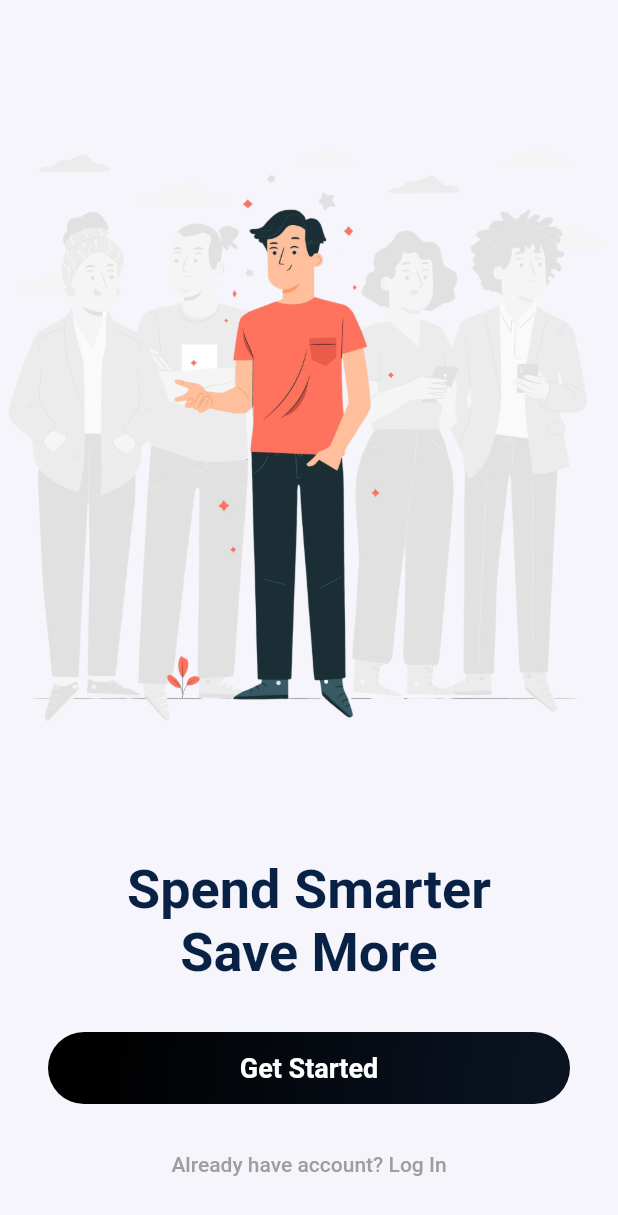
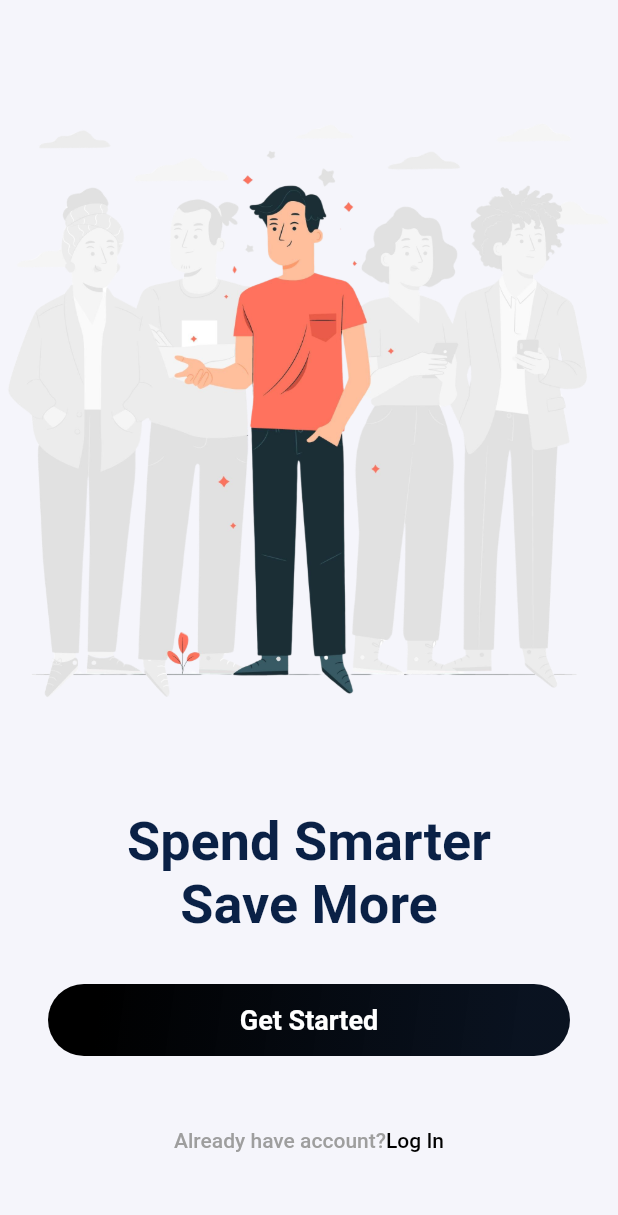
Before and after one commit to lucasmargui/flutter-project-mystocks, a Flutter app: the screen it shows after launch, on a phone screen of 412 x 824 dp. Shown: the top 1215 px of the screen. Run offline on Flutter 3.47's test engine with Material 2 defaults, Android fonts, the phone set to English and light mode, and no system bars.

Commit message:
Criação do multi_text_button

```diff
--- /dev/null
+++ b/lib/common/widgets/multi_text_button.dart
@@ -0,0 +1,24 @@
+// ignore_for_file: unnecessary_null_comparison, prefer_const_constructors, prefer_const_literals_to_create_immutables
+
+import 'package:flutter/material.dart';
+
+class MultiTextButton extends StatelessWidget {
+  final List<Text> children;
+  final VoidCallback? onPressed;
+
+  const MultiTextButton(
+      {Key? key, required this.children, required this.onPressed})
+      : super(key: key);
+
+  @override
+  Widget build(BuildContext context) {
+    return TextButton(
+      onPressed: onPressed,
+      child: Row(
+        mainAxisSize: MainAxisSize.min,
+        mainAxisAlignment: MainAxisAlignment.center,
+        children: children,
+      ),
+    );
+  }
+}
--- a/lib/features/onboarding/onboarding_page.dart
+++ b/lib/features/onboarding/onboarding_page.dart
@@ -1,9 +1,13 @@
 // ignore_for_file: unnecessary_null_comparison, prefer_const_constructors, prefer_const_literals_to_create_immutables
 
+import 'dart:developer';
+
+import 'package:flutter/gestures.dart';
 import 'package:flutter/material.dart';
 import 'package:mystock_app/common/constants/app_colors.dart';
 import 'package:mystock_app/common/constants/app_text_style.dart';
 
+import '../../common/widgets/multi_text_button.dart';
 import '../../common/widgets/primary_button.dart';
 
 class OnboardingPage extends StatelessWidget {
@@ -42,9 +46,18 @@ class OnboardingPage extends StatelessWidget {
               SizedBox(
                 height: 16,
               ),
-              Text('Already have account? Log In',
-                  style:
-                      AppTextStyles.smallText.copyWith(color: AppColors.grey)),
+              MultiTextButton(
+                onPressed: () => log('message'),
+                children: [
+                  Text('Already have account?',
+                      style: AppTextStyles.smallText.copyWith(
+                        color: AppColors.grey,
+                      )),
+                  Text('Log In',
+                      style: AppTextStyles.smallText
+                          .copyWith(color: AppColors.bluedarkThree)),
+                ],
+              ),
               SizedBox(
                 height: 40,
               )
```
